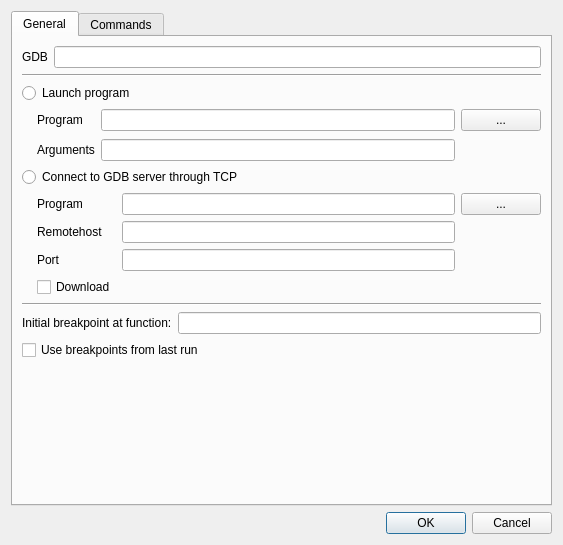
Qt form src/opendialog.ui (jhn98032/gede) before a commit.
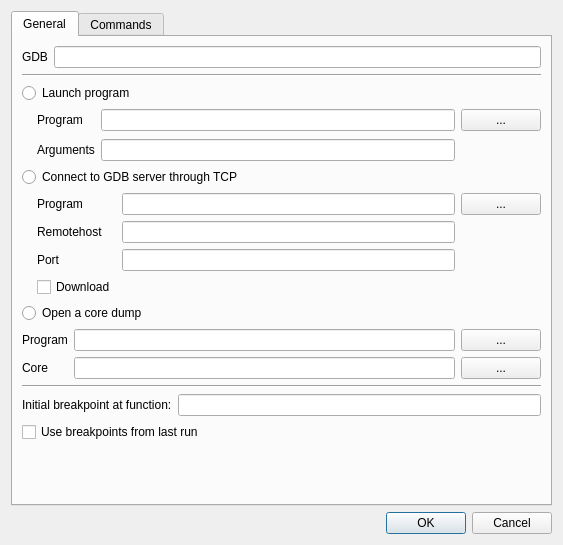
The same form after that commit.

Commit message: Added coredump option in open dialog

Diff of the .ui file:
```diff
--- a/src/opendialog.ui
+++ b/src/opendialog.ui
@@ -160,6 +160,51 @@
          </item>
         </layout>
        </item>
+       <item>
+        <widget class="QRadioButton" name="radioButton_openCoreDump">
+         <property name="text">
+          <string>Open a core dump</string>
+         </property>
+        </widget>
+       </item>
+       <item>
+        <layout class="QGridLayout" name="gridLayout_4">
+         <item row="4" column="0">
+          <widget class="QLabel" name="label_9">
+           <property name="text">
+            <string>Core</string>
+           </property>
+          </widget>
+         </item>
+         <item row="0" column="0">
+          <widget class="QLabel" name="label_8">
+           <property name="text">
+            <string>Program</string>
+           </property>
+          </widget>
+         </item>
+         <item row="4" column="2">
+          <widget class="QLineEdit" name="lineEdit_coreFile"/>
+         </item>
+         <item row="0" column="2">
+          <widget class="QLineEdit" name="lineEdit_coreProgram"/>
+         </item>
+         <item row="0" column="3">
+          <widget class="QPushButton" name="pushButton_selectCoreProgram">
+           <property name="text">
+            <string>...</string>
+           </property>
+          </widget>
+         </item>
+         <item row="4" column="3">
+          <widget class="QPushButton" name="pushButton_selectCoreFile">
+           <property name="text">
+            <string>...</string>
+           </property>
+          </widget>
+         </item>
+        </layout>
+       </item>
        <item>
         <widget class="Line" name="line_2">
          <property name="orientation">
```
The commit also changes 3 other files.
